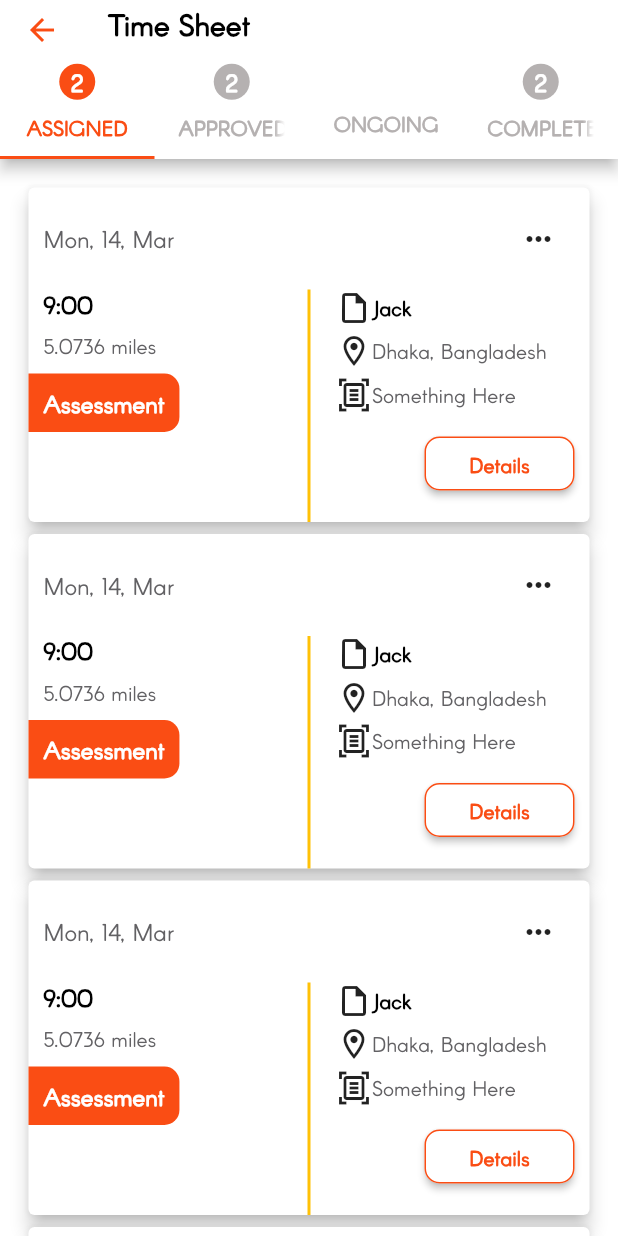
After one commit to AbirAhsan/jacobpro, a Flutter app: the TimeSheetMainScreen screen opened by its route, on a phone screen of 412 x 824 dp. The commit adds this screen. Run offline on Flutter 3.47's test engine with Material 2 defaults, Android fonts, the phone set to English and light mode, and no system bars; our stand-ins replace awesome_dialog, cached_network_image, easy_localization, flutter_easyloading, get, get_storage and 2 more; accounts and stored records are empty; network calls fail.

```diff
--- a/lib/controller/screen_controller.dart
+++ b/lib/controller/screen_controller.dart
@@ -10,6 +10,10 @@ class ScreenController extends GetxController with GetTickerProviderStateMixin {
   TabController? profileTabController;
   int profileInitialIndex = 0;
   int profileCurrentIndex = 0;
+  // Time Sheet
+  TabController? timeSheetTabController;
+  int timeSheetInitialIndex = 0;
+  int timeSheetCurrentIndex = 0;
 
   @override
   onInit() {
@@ -18,6 +22,11 @@ class ScreenController extends GetxController with GetTickerProviderStateMixin {
       vsync: this,
       length: 3,
       initialIndex: profileInitialIndex,
+    );
+    timeSheetTabController = TabController(
+      vsync: this,
+      length: 4,
+      initialIndex: timeSheetInitialIndex,
     );
     super.onInit();
   }
@@ -55,4 +64,11 @@ class ScreenController extends GetxController with GetTickerProviderStateMixin {
     profileCurrentIndex = index >= 0 && index < 3 ? index : 0;
     update();
   }
+
+  //<============================ Change Time Sheet Tabbar
+  void changeTimeSheetTabbar(int index) {
+    timeSheetTabController!.index = index >= 0 && index < 4 ? index : 0;
+    timeSheetCurrentIndex = index >= 0 && index < 4 ? index : 0;
+    update();
+  }
 }
--- a/lib/routes.dart
+++ b/lib/routes.dart
@@ -10,6 +10,7 @@ import 'view/notification/notification_screen.dart';
 import 'view/profile/profile_screen.dart';
 import 'view/schedule/schedule_screen.dart';
 import 'view/splash/splash_screen.dart';
+import 'view/time_sheet/time_sheet_main_screen.dart';
 
 class ScreenRoutes {
   static List<GetPage<dynamic>>? pageList = [
@@ -31,6 +32,8 @@ class ScreenRoutes {
 
     GetPage(name: '/DashBoardScreen', page: () => const DashBoardScreen()),
     GetPage(name: '/ScheduleScreen', page: () => const ScheduleScreen()),
+    GetPage(
+        name: '/TimeSheetMainScreen', page: () => const TimeSheetMainScreen()),
 
     GetPage(name: '/MyCustomersScreen', page: () => const MyCustomersScreen()),
     GetPage(
--- a/lib/view/dashboard/dashboard_screen.dart
+++ b/lib/view/dashboard/dashboard_screen.dart
@@ -212,6 +212,10 @@ class DashBoardScreen extends StatelessWidget {
                   DashBoardCardWidget2(
                     name: "TIME SHEET",
                     assetImage: CustomIcons.timesheet,
+                    onTap: () {
+                      PageNavigationService.generalNavigation(
+                          '/TimeSheetMainScreen');
+                    },
                   ),
                 ]),
           )
--- /dev/null
+++ b/lib/view/time_sheet/time_sheet_main_screen.dart
@@ -0,0 +1,133 @@
+import 'package:flutter/material.dart';
+import 'package:get/get.dart';
+import 'package:service/view/time_sheet/views/time_sheet_approved_view.dart';
+
+import '../../controller/screen_controller.dart';
+import '../variables/colors_variable.dart';
+import '../variables/text_style.dart';
+import '../widgets/custom_appbar.dart';
+
+class TimeSheetMainScreen extends StatelessWidget {
+  const TimeSheetMainScreen({super.key});
+
+  @override
+  Widget build(BuildContext context) {
+    return Scaffold(
+      appBar: AppBar(
+        title: Text(
+          "Time Sheet",
+        ),
+        bottom: PreferredSize(
+          preferredSize: const Size(double.infinity, 50),
+          child: GetBuilder<ScreenController>(
+              init: ScreenController(),
+              builder: (screenCtrl) {
+                return TabBar(
+                  indicatorColor: CustomColors.primary,
+                  unselectedLabelColor: CustomColors.grey,
+                  controller: screenCtrl.timeSheetTabController,
+                  labelStyle: CustomTextStyle.normalBoldStyleBlack,
+                  automaticIndicatorColorAdjustment: true,
+                  labelColor: CustomColors.primary,
+                  overlayColor: MaterialStateProperty.resolveWith<Color?>(
+                    (Set<MaterialState> states) {
+                      return states.contains(MaterialState.focused)
+                          ? null
+                          : Colors.white;
+                    },
+                  ),
+                  isScrollable: false,
+                  onTap: (value) {
+                    screenCtrl.changeTimeSheetTabbar(value);
+                  },
+                  tabs: [
+                    Tab(
+                      icon: Container(
+                        padding: const EdgeInsets.all(2.5),
+                        decoration: BoxDecoration(
+                          shape: BoxShape.circle,
+                          color: screenCtrl.timeSheetCurrentIndex == 0
+                              ? CustomColors.primary
+                              : CustomColors.grey,
+                        ),
+                        alignment: Alignment.center,
+                        child: const Text(
+                          '2',
+                          style: CustomTextStyle.mediumBoldStyleWhite,
+                        ),
+                      ),
+                      text: 'ASSIGNED',
+                    ),
+                    Tab(
+                      icon: Container(
+                        padding: const EdgeInsets.all(2.5),
+                        decoration: BoxDecoration(
+                          shape: BoxShape.circle,
+                          color: screenCtrl.timeSheetCurrentIndex == 1
+                              ? CustomColors.primary
+                              : CustomColors.grey,
+                        ),
+                        alignment: Alignment.center,
+                        child: const Text(
+                          '2',
+                          style: CustomTextStyle.mediumBoldStyleWhite,
+                        ),
+                      ),
+                      text: 'APPROVED',
+                    ),
+                    Tab(
+                      icon: Container(
+                        padding: const EdgeInsets.all(0),
+                        decoration: BoxDecoration(
+                          shape: BoxShape.circle,
+                          color: screenCtrl.timeSheetCurrentIndex == 2
+                              ? CustomColors.white
+                              : CustomColors.white,
+                        ),
+                        alignment: Alignment.center,
+                        child: const Text(
+                          '',
+                          style: CustomTextStyle.mediumBoldStyleWhite,
+                        ),
+                      ),
+                      text: 'ONGOING',
+                    ),
+                    Tab(
+                      icon: Container(
+                        padding: const EdgeInsets.all(2.5),
+                        decoration: BoxDecoration(
+                          shape: BoxShape.circle,
+                          color: screenCtrl.timeSheetCurrentIndex == 3
+                              ? CustomColors.primary
+                              : CustomColors.grey,
+                        ),
+                        alignment: Alignment.center,
+                        child: const Text(
+                          '2',
+                          style: CustomTextStyle.mediumBoldStyleWhite,
+                        ),
+                      ),
+                      text: 'COMPLETED',
+                    ),
+                  ],
+                );
+              }),
+        ),
+      ),
+      body: GetBuilder<ScreenController>(
+          init: ScreenController(),
+          builder: (screenCtrl) {
+            return TabBarView(
+              physics: const NeverScrollableScrollPhysics(),
+              controller: screenCtrl.timeSheetTabController,
+              children: const [
+                AssignedTabView(),
+                AssignedTabView(),
+                AssignedTabView(),
+                AssignedTabView(),
+              ],
+            );
+          }),
+    );
+  }
+}
--- /dev/null
+++ b/lib/view/time_sheet/views/time_sheet_approved_view.dart
@@ -0,0 +1,150 @@
+import 'package:flutter/cupertino.dart';
+import 'package:flutter/material.dart';
+import 'package:flutter/src/widgets/framework.dart';
+import 'package:flutter/src/widgets/placeholder.dart';
+
+import '../../variables/colors_variable.dart';
+import '../../variables/text_style.dart';
+import '../../widgets/custom_company_button_with_icon.dart';
+
+class AssignedTabView extends StatelessWidget {
+  const AssignedTabView({super.key});
+
+  @override
+  Widget build(BuildContext context) {
+    return ListView.builder(
+        itemCount: 10,
+        padding: const EdgeInsets.all(15.0),
+        itemBuilder: (BuildContext buildContext, index) {
+          return Card(
+            elevation: 5,
+            child: Column(
+              children: [
+                Padding(
+                  padding: const EdgeInsets.all(10.0),
+                  child: Row(
+                    mainAxisAlignment: MainAxisAlignment.spaceBetween,
+                    children: [
+                      Text(
+                        "Mon, 14, Mar",
+                        style: CustomTextStyle.mediumRegularStyleDarkGrey,
+                      ),
+                      IconButton(
+                          onPressed: () {}, icon: Icon(Icons.more_horiz_sharp))
+                    ],
+                  ),
+                ),
+                IntrinsicHeight(
+                  child: Row(
+                    mainAxisAlignment: MainAxisAlignment.spaceBetween,
+                    children: [
+                      Expanded(
+                          flex: 4,
+                          child: Column(
+                            crossAxisAlignment: CrossAxisAlignment.start,
+                            children: [
+                              const Padding(
+                                padding:
+                                    EdgeInsets.only(left: 10, bottom: 10.0),
+                                child: Text(
+                                  "9:00",
+                                  style: CustomTextStyle.mediumBoldStyleBlack,
+                                ),
+                              ),
+                              const Padding(
+                                padding:
+                                    EdgeInsets.only(left: 10, bottom: 10.0),
+                                child: Text(
+                                  "5.0736 miles",
+                                  style: CustomTextStyle
+                                      .normalRegularStyleDarkGrey,
+                                ),
+                              ),
+                              Container(
+                                padding: const EdgeInsets.all(10),
+                                decoration: const BoxDecoration(
+                                  color: CustomColors.primary,
+                                  borderRadius: BorderRadius.only(
+                                    topRight: Radius.circular(10),
+                                    bottomRight: Radius.circular(10),
+                                  ),
+                                ),
+                                child: const Text(
+                                  "Assessment",
+                                  style: CustomTextStyle.mediumBoldStyleWhite,
+                                ),
+                              ),
+                              const SizedBox(
+                                height: 10,
+                              )
+                            ],
+                          )),
+                      const VerticalDivider(
+                        color: Colors.amber,
+                        thickness: 2,
+                      ),
+                      Expanded(
+                          flex: 4,
+                          child: Padding(
+                            padding: const EdgeInsets.only(right: 10, left: 10),
+                            child: Column(
+                              crossAxisAlignment: CrossAxisAlignment.end,
+                              children: [
+                                Padding(
+                                  padding: const EdgeInsets.only(bottom: 5.0),
+                                  child: Row(
+                                    children: const [
+                                      Icon(Icons.insert_drive_file_outlined),
+                                      Text(
+                                        "Jack ",
+                                        style: CustomTextStyle
+                                            .normalBoldStyleBlack,
+                                      ),
+                                    ],
+                                  ),
+                                ),
+                                Padding(
+                                  padding: const EdgeInsets.only(bottom: 5.0),
+                                  child: Row(
+                                    children: const [
+                                      Icon(Icons.location_on_outlined),
+                                      Text(
+                                        "Dhaka, Bangladesh",
+                                        style: CustomTextStyle
+                                            .normalRegularStyleDarkGrey,
+                                      ),
+                                    ],
+                                  ),
+                                ),
+                                Padding(
+                                  padding: const EdgeInsets.only(bottom: 5.0),
+                                  child: Row(
+                                    children: const [
+                                      Icon(Icons.document_scanner_outlined),
+                                      Text(
+                                        "Something Here",
+                                        style: CustomTextStyle
+                                            .normalRegularStyleDarkGrey,
+                                      ),
+                                    ],
+                                  ),
+                                ),
+                                CustomCompanyButtonWithIcon(
+                                    fizedSize: Size(100, 20),
+                                    buttonName: "Details",
+                                    onPressed: () {}),
+                                const SizedBox(
+                                  height: 10,
+                                )
+                              ],
+                            ),
+                          )),
+                    ],
+                  ),
+                )
+              ],
+            ),
+          );
+        });
+  }
+}
```
Also changed, not shown: lib/controller/customer_controller.dart (+68 -0 lines), lib/model/address_model.dart (added, +40 -0 lines), lib/services/api_service/address_api_services.dart (added, +85 -0 lines), lib/services/debouncher_service.dart (added, +22 -0 lines), lib/view/my_customer/add_new_customer_screen.dart (+109 -0 lines), lib/view/widgets/custom_appbar.dart (+8 -3 lines).
